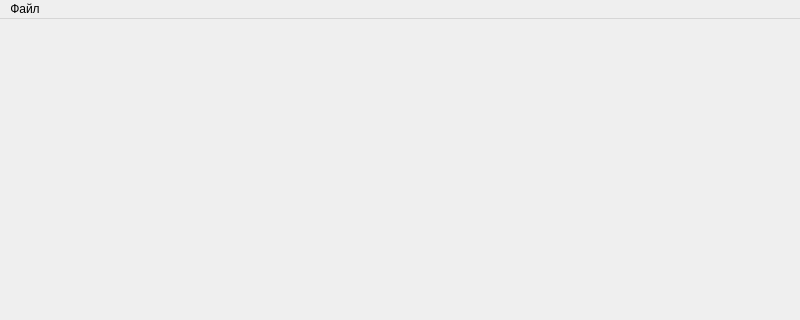
Qt form mainwindow.ui (StarLeG/CRM_IP) before a commit; both pictures show x 0 to 800 and y 0 to 320 of the 800 by 600 pixel window.
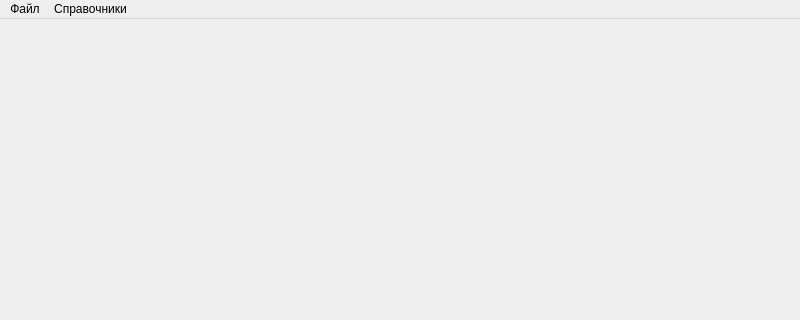
The same form after that commit.

Commit message: Добавлено окно справочника контрагентов

Patch:
```diff
--- a/mainwindow.ui
+++ b/mainwindow.ui
@@ -20,17 +20,24 @@
      <x>0</x>
      <y>0</y>
      <width>800</width>
-     <height>25</height>
+     <height>22</height>
     </rect>
    </property>
-   <widget class="QMenu" name="menu">
+   <widget class="QMenu" name="File">
     <property name="title">
      <string>Файл</string>
     </property>
     <addaction name="separator"/>
     <addaction name="File_Exit"/>
    </widget>
-   <addaction name="menu"/>
+   <widget class="QMenu" name="Directories">
+    <property name="title">
+     <string>Справочники</string>
+    </property>
+    <addaction name="directories_counterparties"/>
+   </widget>
+   <addaction name="File"/>
+   <addaction name="Directories"/>
   </widget>
   <widget class="QStatusBar" name="statusbar"/>
   <action name="File_Exit">
```
Left out of the diff: 8 changed lines with no effect on the pictures. The commit also changes 7 other files.
